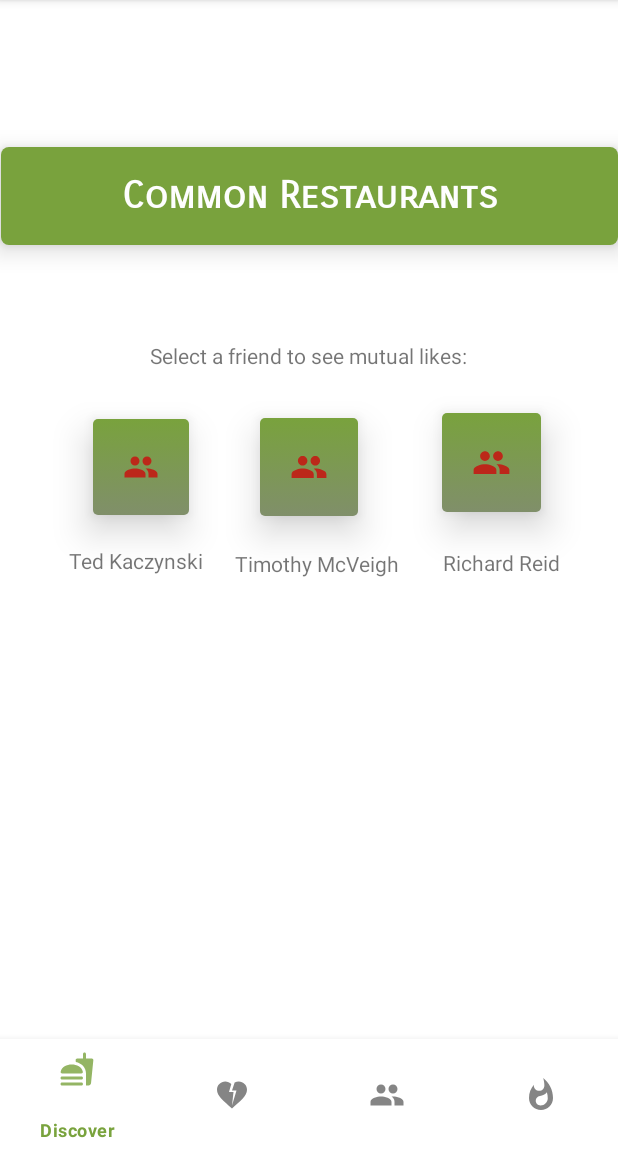
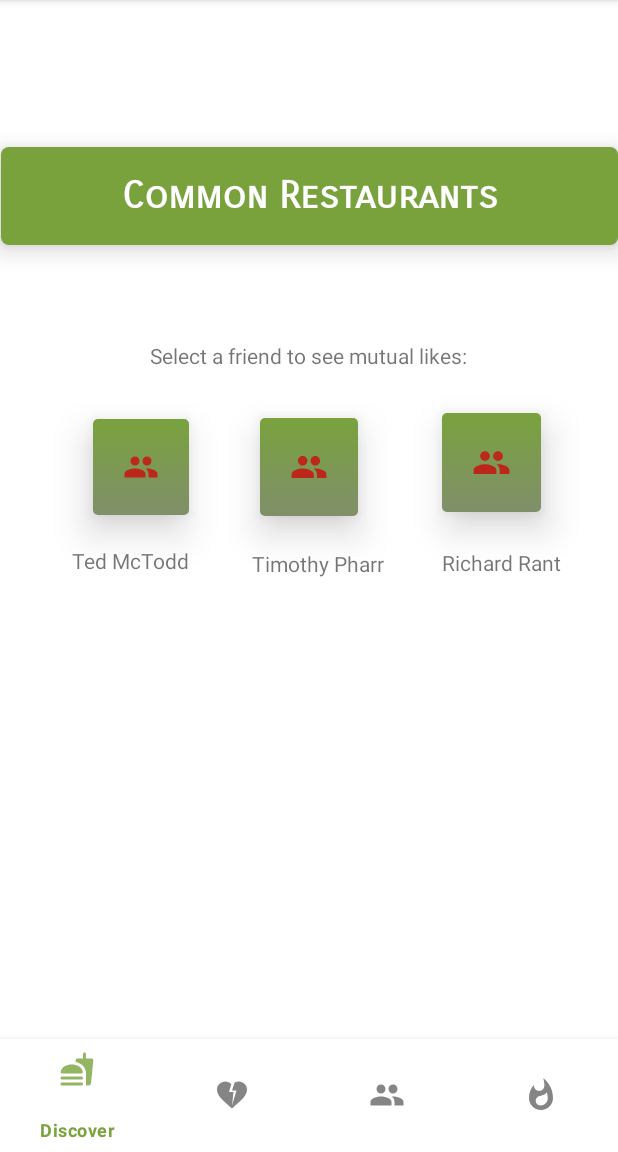
Before and after one commit to M-A-D-Group-12/Food-Tinder, an Android app: the fragment CommonPage placed in its activity, on a phone screen of 412 x 824 dp, the part 84-1236 px from its top. Run offline under Robolectric (Android 15) with nearby library versions, the phone set to English and light mode, and no system bars; libraries missing offline, so code that uses them is left out: com.lorentzos.flingswipe; 4 statements that could not run were skipped.

Commit message:
updated commonlayout to access strings.xml

```diff
--- a/FoodTinder-main/app/src/main/res/layout/fragment_common_page.xml
+++ b/FoodTinder-main/app/src/main/res/layout/fragment_common_page.xml
@@ -31,7 +31,7 @@
         android:layout_width="wrap_content"
         android:layout_height="wrap_content"
         android:layout_marginTop="19dp"
-        android:text="Ted Kaczynski"
+        android:text="@string/friend1Name"
         app:layout_constraintBottom_toBottomOf="parent"
         app:layout_constraintEnd_toEndOf="parent"
         app:layout_constraintHorizontal_bias="0.143"
@@ -44,7 +44,7 @@
         android:layout_width="wrap_content"
         android:layout_height="wrap_content"
         android:layout_marginTop="19dp"
-        android:text="Timothy McVeigh"
+        android:text="@string/friend2Name"
         app:layout_constraintBottom_toBottomOf="parent"
         app:layout_constraintEnd_toEndOf="parent"
         app:layout_constraintHorizontal_bias="0.518"
@@ -57,7 +57,7 @@
         android:layout_width="wrap_content"
         android:layout_height="wrap_content"
         android:layout_marginTop="19dp"
-        android:text="Richard Reid"
+        android:text="@string/friend3Name"
         app:layout_constraintBottom_toBottomOf="parent"
         app:layout_constraintEnd_toEndOf="parent"
         app:layout_constraintHorizontal_bias="0.885"
```
